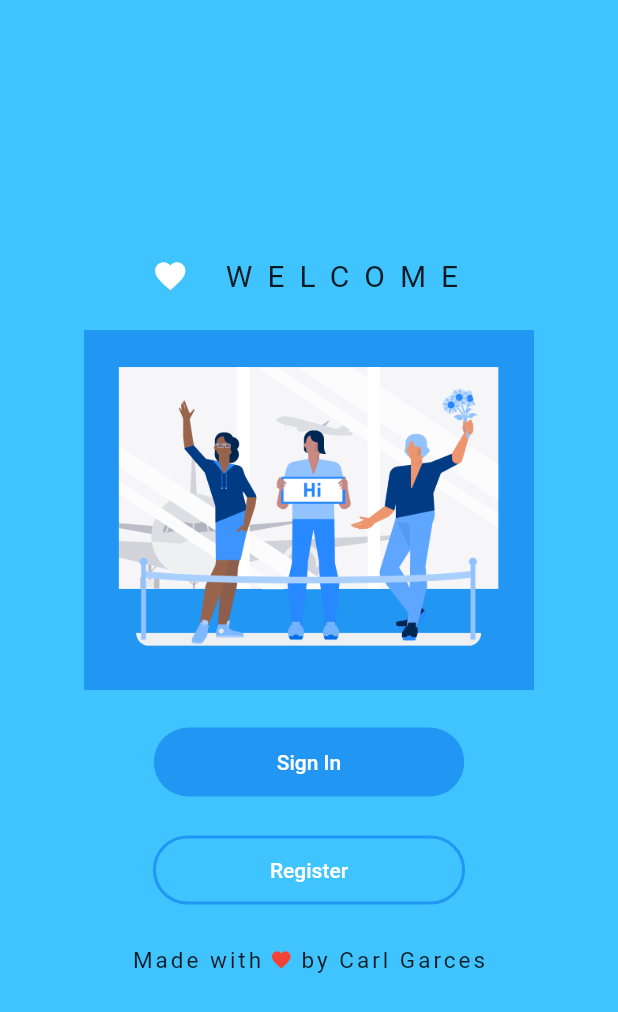
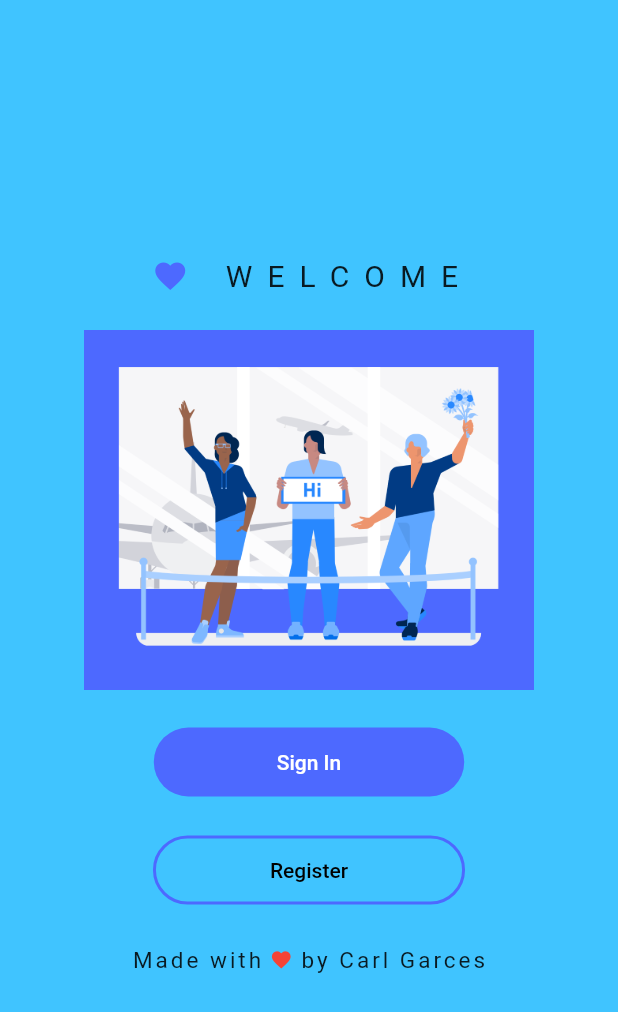
Before and after one commit to MasterChiefCarl/MobileDev_Repository, a Flutter app: the screen it shows after launch, on a phone screen of 412 x 824 dp. Shown: the top 1012 px of the screen. Run offline on Flutter 3.47's test engine with Material 2 defaults, Android fonts, the phone set to English and light mode, and no system bars.

Commit message:
Clearing others

```diff
--- a/welcomescreen_bygarcescarl/lib/main.dart
+++ b/welcomescreen_bygarcescarl/lib/main.dart
@@ -53,7 +53,7 @@ class _MyHomePageState extends State<MyHomePage> {
                 children: const <Widget>[
                   Icon(
                     Icons.favorite,
-                    color: Colors.white,
+                    color: Color(0xff4d69ff),
                     size: 24.0,
                     semanticLabel: 'Text to announce in accessibility modes',
                   ),
@@ -77,7 +77,7 @@ class _MyHomePageState extends State<MyHomePage> {
                 child: Container(
                   height: 240,
                   width: 300,
-                  color: Colors.blue,
+                  color: const Color(0xff4d69ff),
                   child: Image.asset('graphics/welcome.png', fit: BoxFit.cover),
                 ),
               ),
@@ -92,7 +92,7 @@ class _MyHomePageState extends State<MyHomePage> {
                   style: TextButton.styleFrom(
                     shape: RoundedRectangleBorder(
                         borderRadius: BorderRadius.circular(50)),
-                    backgroundColor: Colors.blue,
+                    backgroundColor: const Color(0xff4d69ff),
                     primary: Colors.white,
                     padding: const EdgeInsets.fromLTRB(82, 15, 82, 15),
                   ),
@@ -112,11 +112,11 @@ class _MyHomePageState extends State<MyHomePage> {
                         borderRadius: BorderRadius.circular(50)),
                     primary: Colors.blue,
                     padding: const EdgeInsets.fromLTRB(78, 15, 78, 15),
-                    side: const BorderSide(color: Colors.blue, width: 2),
+                    side: const BorderSide(color: Color(0xff4d69ff), width: 2),
                   ),
                   child: const Text(
                     'Register',
-                    style: TextStyle(color: Colors.white),
+                    style: TextStyle(color: Colors.black),
                   )),
 
               const SizedBox(
```
